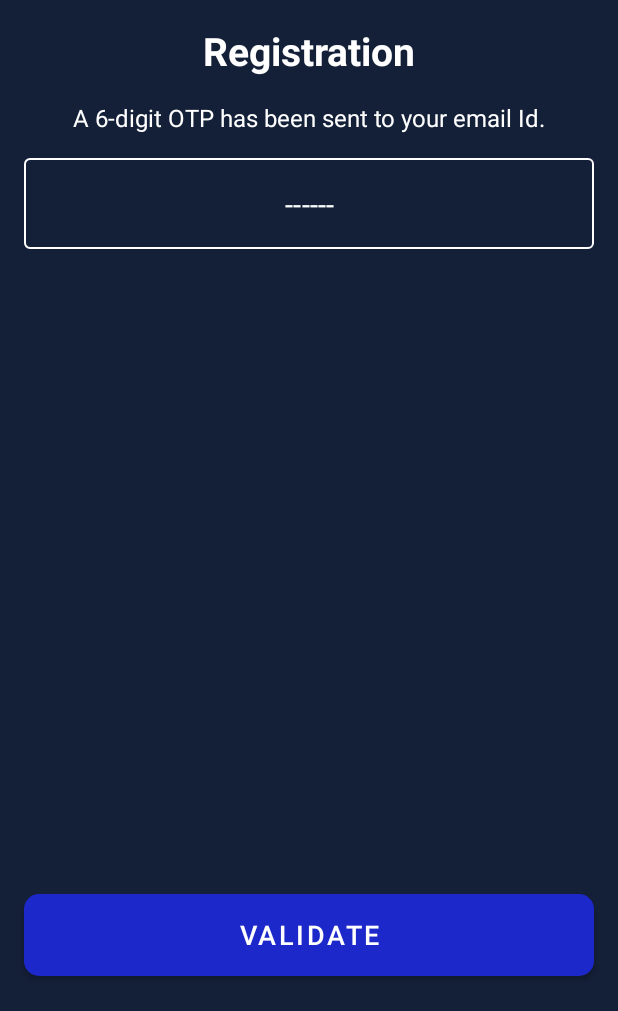
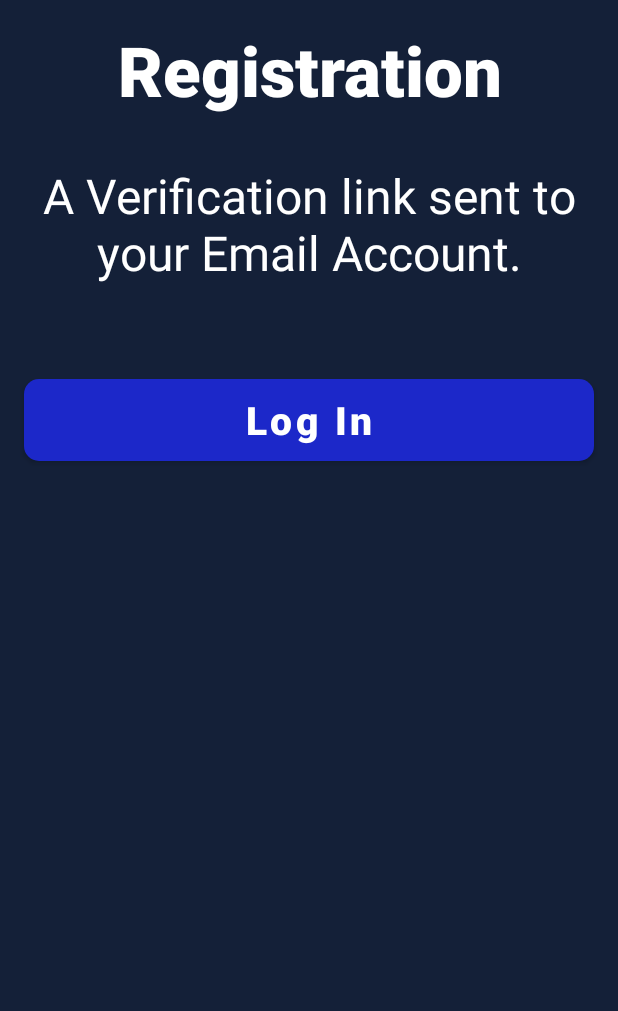
Before and after one commit to ParagsDangariya/Soccer_Alliance_App, an Android app: the SignUp4_Fragment screen opened through its navigation route, on a phone screen of 412 x 824 dp, the part 225-1236 px from its top. Run offline under Robolectric (Android 15) with nearby library versions, the phone set to English and light mode, and no system bars; 1 statement that could not run was skipped.

Commit message:
Register logo update.

```diff
--- a/app/src/main/java/com/example/soccerallianceapp/SignUp1_Fragment.java
+++ b/app/src/main/java/com/example/soccerallianceapp/SignUp1_Fragment.java
@@ -42,7 +42,7 @@ public class SignUp1_Fragment extends Fragment implements View.OnClickListener {
 
     //private static Pattern p;
     //private static Matcher m;
-    String email,phone;
+    String email ="",phone="";
     //boolean isPhoneValid;
 
 
--- a/app/src/main/java/com/example/soccerallianceapp/SignUp2_Fragment.java
+++ b/app/src/main/java/com/example/soccerallianceapp/SignUp2_Fragment.java
@@ -37,7 +37,7 @@ public class SignUp2_Fragment extends Fragment implements View.OnClickListener{
 
     TextInputEditText signup2_name_edit_txt,signup2_age_edit_txt;
 
-    String email,user_type,phone;
+    String email="",user_type="",phone="";
     //int ;
     private static final String[] GENDER = new String[] {
              "Male", "Female"
--- a/app/src/main/java/com/example/soccerallianceapp/SignUp3_Fragment.java
+++ b/app/src/main/java/com/example/soccerallianceapp/SignUp3_Fragment.java
@@ -111,6 +111,7 @@ public class SignUp3_Fragment extends Fragment implements View.OnClickListener{
                         Toast.makeText(getContext(), "Error ! " + task.getException().getMessage(), Toast.LENGTH_LONG).show();
                         System.out.println(task.getException().getMessage());
 
+                        navController.navigate(R.id.signUp1_Fragment);
                     }
                 }
             });
--- a/app/src/main/res/layout/fragment_sign_up1.xml
+++ b/app/src/main/res/layout/fragment_sign_up1.xml
@@ -153,7 +153,7 @@
                             app:layout_constraintEnd_toEndOf="parent"
                             app:layout_constraintTop_toTopOf="parent"
                             app:layout_constraintBottom_toTopOf="@id/signup_league_txt"
-                            android:src="@mipmap/ic_launcher_round"
+                            android:src="@drawable/league_user"
                             android:padding="8dp"/>
 
                         <TextView
@@ -196,7 +196,7 @@
                             app:layout_constraintEnd_toEndOf="parent"
                             app:layout_constraintTop_toTopOf="parent"
                             app:layout_constraintBottom_toTopOf="@id/signup_team_txt"
-                            android:src="@mipmap/ic_launcher_round"
+                            android:src="@drawable/team_user"
                             android:padding="8dp"/>
 
                         <TextView
--- a/app/src/main/res/layout/fragment_sign_up4.xml
+++ b/app/src/main/res/layout/fragment_sign_up4.xml
@@ -19,7 +19,8 @@
             android:layout_alignParentStart="true"
             android:layout_alignParentTop="true"
             android:layout_alignParentEnd="true"
-            android:paddingBottom="120dp">
+            android:id="@+id/Constraint_layout"
+            android:paddingBottom="20dp">
 
             <ImageView
                 android:id="@+id/logo_image"
@@ -38,9 +39,10 @@
                 android:layout_height="wrap_content"
                 android:layout_marginTop="16dp"
                 android:gravity="center"
+                android:fontFamily="sans-serif-black"
                 android:text="Registration"
                 android:textColor="@android:color/white"
-                android:textSize="26sp"
+                android:textSize="46dp"
                 android:textStyle="bold"
                 app:layout_constraintEnd_toEndOf="parent"
                 app:layout_constraintStart_toStartOf="parent"
@@ -51,59 +53,19 @@
                 android:layout_width="match_parent"
                 android:layout_height="wrap_content"
                 android:layout_marginTop="16dp"
+                android:fontFamily="sans-serif"
+                android:padding="15dp"
                 android:gravity="center"
-                android:text="A 6-digit OTP has been sent to your email Id."
+                android:text="A Verification link sent to your Email Account."
                 android:textColor="@android:color/white"
-                android:textSize="16sp"
+                android:textSize="32dp"
                 app:layout_constraintEnd_toEndOf="parent"
                 app:layout_constraintStart_toStartOf="parent"
                 app:layout_constraintTop_toBottomOf="@id/signup4_registration_txt"/>
 
-            <com.google.android.material.textfield.TextInputLayout
-                android:id="@+id/signup4_OTP_layout"
-                style="@style/TextInputLayoutStyle"
-                android:layout_width="match_parent"
-                android:layout_height="wrap_content"
-                android:layout_marginStart="16dp"
-                android:layout_marginTop="16dp"
-                android:layout_marginEnd="16dp"
-                app:hintEnabled="false"
-
-                app:layout_constraintEnd_toEndOf="parent"
-                app:layout_constraintStart_toStartOf="parent"
-                app:layout_constraintTop_toBottomOf="@id/signup4_OTP_txt">
-
-                <com.google.android.material.textfield.TextInputEditText
-                    android:id="@+id/signup4_OTP_edit_txt"
-                    style="@style/TextInputEditTextStyle"
-                    android:layout_width="match_parent"
-                    android:layout_height="wrap_content"
-                    android:hint="------"
-                    android:gravity="center"
-                    android:imeOptions="actionNext"
-                    android:inputType="number"
-                    android:textColorHint="@android:color/white" />
-
-            </com.google.android.material.textfield.TextInputLayout>
 
 
 
-
-            <!--<ProgressBar
-                android:id="@+id/signup1_progress"
-                android:layout_width="wrap_content"
-                android:layout_height="wrap_content"
-                android:layout_marginTop="16dp"
-                android:paddingBottom="5dp"
-                android:layout_centerInParent="true"
-                android:paddingTop="5dp"
-                android:visibility="gone"
-                android:layout_gravity="center"
-                android:indeterminateTint="@android:color/white"
-                app:layout_constraintEnd_toEndOf="parent"
-                app:layout_constraintStart_toStartOf="parent"
-                app:layout_constraintTop_toBottomOf="@id/signup_divider"/>
-            -->
 
 
 
@@ -113,19 +75,23 @@
         <LinearLayout
             android:layout_width="match_parent"
             android:layout_height="100dp"
+            android:layout_below="@+id/Constraint_layout"
             android:layout_alignParentStart="true"
             android:layout_alignParentEnd="true"
             android:layout_alignParentBottom="true"
+            android:layout_marginTop="5dp"
             android:gravity="right"
             android:orientation="vertical">
 
             <com.google.android.material.button.MaterialButton
-                android:id="@+id/signup4_validate_otp_btn"
+                android:id="@+id/signup4_login_btn"
                 style="@style/NormalButtonStyle"
                 android:layout_width="match_parent"
                 android:layout_height="30pt"
+                android:fontFamily="sans-serif-black"
+                android:textSize="26dp"
                 android:layout_margin="16dp"
-                android:text="VALIDATE" />
+                android:text="Log In" />
 
         </LinearLayout>
     </RelativeLayout>
```
Also changed, not shown: app/src/main/res/drawable/league_user.png (added), app/src/main/res/drawable/team_user.png (added).
